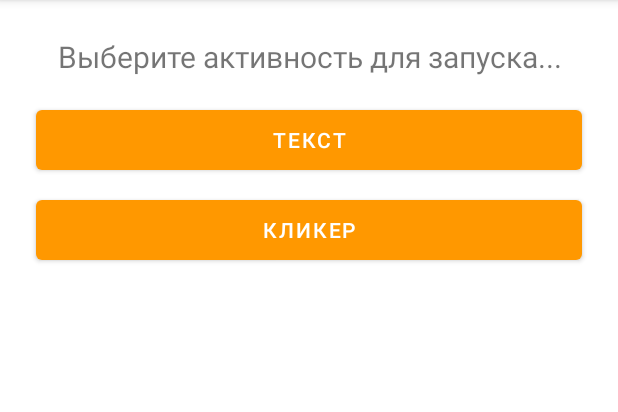
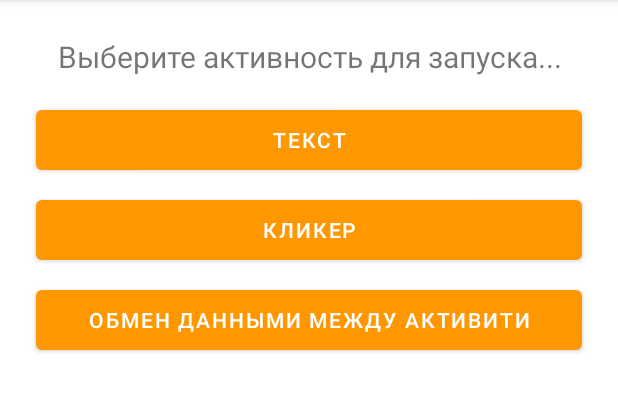
Before and after one commit to morozyuk-d-p/srspu-mobile-development-course, an Android app: the screen it shows after launch (MainActivity), on a phone screen of 412 x 824 dp, the part 84-496 px from its top. Run offline under Robolectric (Android 15) with nearby library versions, the phone set to English and light mode, and no system bars.

Commit message:
Activity switch with payload lab

```diff
--- a/app/src/main/java/ru/morozdan2003/srspu_mdc/MainActivity.java
+++ b/app/src/main/java/ru/morozdan2003/srspu_mdc/MainActivity.java
@@ -16,6 +16,7 @@ public class MainActivity extends AppCompatActivity {
         // handle buttons
         Button text_button = (Button) findViewById(R.id.text_button);
         Button clicker_button = (Button) findViewById(R.id.clicker_button);
+        Button activity_button = (Button) findViewById(R.id.activity_button);
 
         // define listeners for buttons
         text_button.setOnClickListener(view -> {
@@ -26,5 +27,9 @@ public class MainActivity extends AppCompatActivity {
             Intent intent = new Intent(this, Clicker.class);
             startActivity(intent);
         });
+        activity_button.setOnClickListener(view -> {
+            Intent intent = new Intent(this, DataExchangeTest.class);
+            startActivity(intent);
+        });
     }
 }
--- a/app/src/main/res/layout/activity_main.xml
+++ b/app/src/main/res/layout/activity_main.xml
@@ -42,4 +42,17 @@
         app:layout_constraintHorizontal_bias="1.0"
         app:layout_constraintStart_toStartOf="parent"
         app:layout_constraintTop_toBottomOf="@+id/text_button" />
+
+    <Button
+        android:id="@+id/activity_button"
+        android:layout_width="0dp"
+        android:layout_height="52dp"
+        android:layout_marginStart="24dp"
+        android:layout_marginTop="8dp"
+        android:layout_marginEnd="24dp"
+        android:text="Обмен данными между активити"
+        app:layout_constraintEnd_toEndOf="parent"
+        app:layout_constraintHorizontal_bias="0.0"
+        app:layout_constraintStart_toStartOf="parent"
+        app:layout_constraintTop_toBottomOf="@+id/clicker_button" />
 </androidx.constraintlayout.widget.ConstraintLayout>
```
Also changed, not shown: app/src/main/AndroidManifest.xml (+10 -0 lines), app/src/main/java/ru/morozdan2003/srspu_mdc/DataExchangeTest.java (added, +29 -0 lines), app/src/main/java/ru/morozdan2003/srspu_mdc/DataExchangeTestResponder.java (added, +26 -0 lines), app/src/main/res/layout/activity_data_exchange_test.xml (added, +31 -0 lines), app/src/main/res/layout/activity_data_exchange_test_responder.xml (added, +19 -0 lines).
